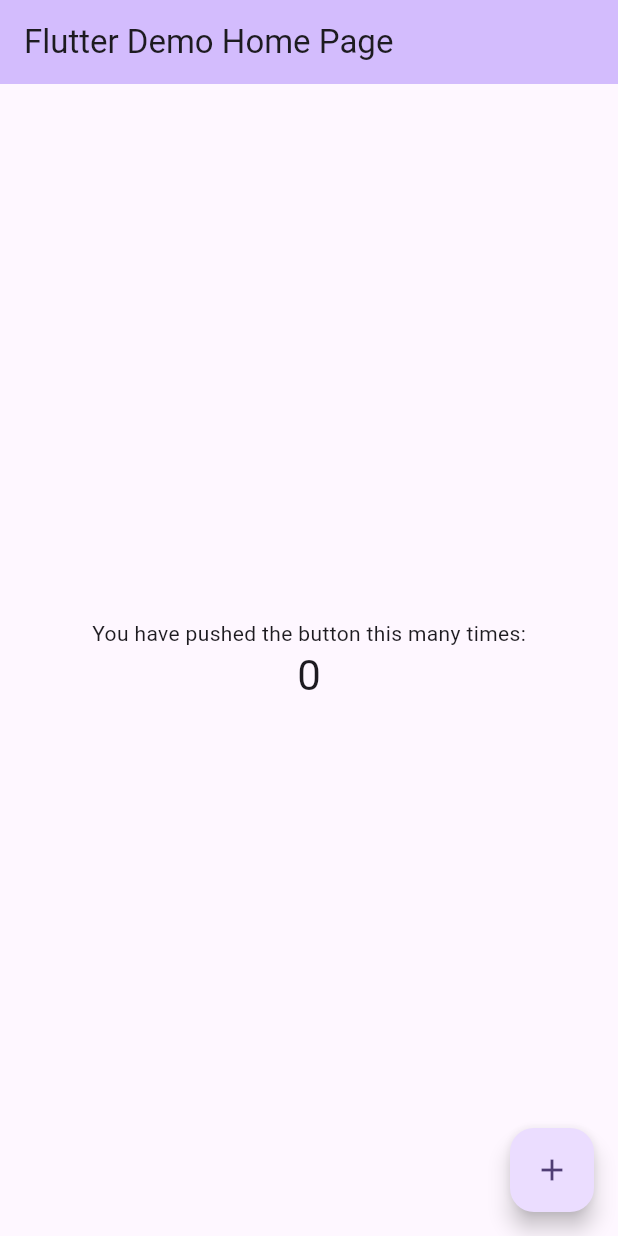
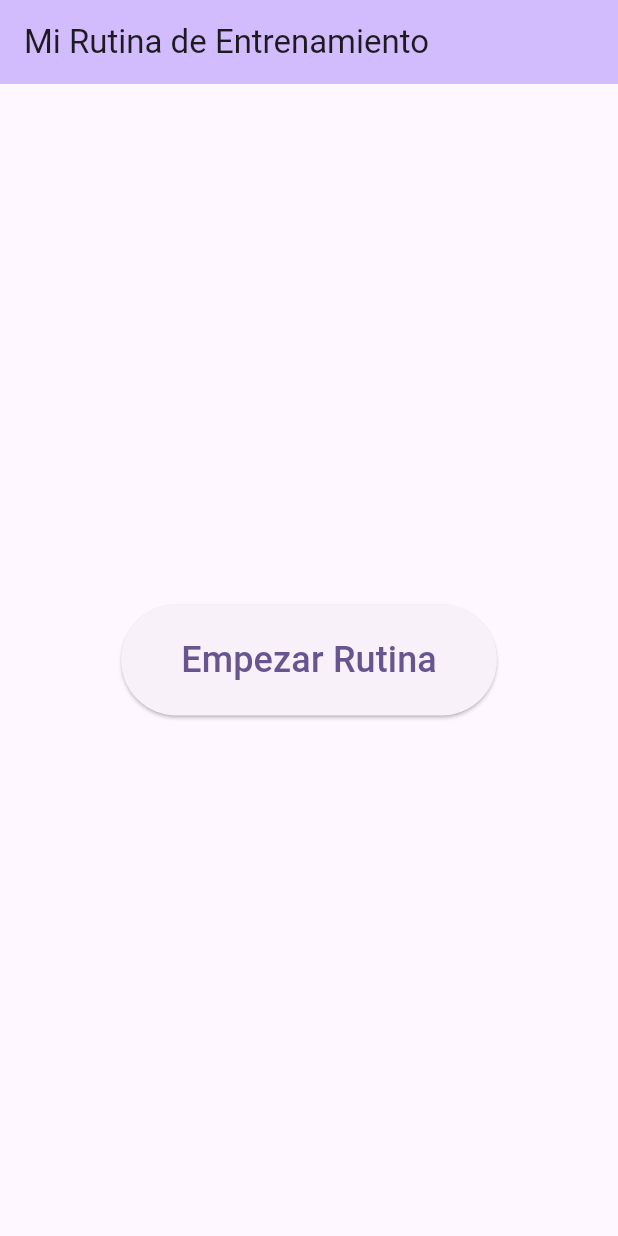
Before and after one commit to could-ai/019a5199-d0dc-76a0-a540-e7dd684e7201, a Flutter app: the screen it shows after launch, on a phone screen of 412 x 824 dp. Run offline on Flutter 3.47's test engine with Material 3 defaults, Android fonts, the phone set to English and light mode, and no system bars; our stand-ins replace audioplayers, flutter_tts.

Commit message:
He añadido las dependencias `flutter_tts` para la funcionalidad de texto a voz y `audioplayers` para reproducir sonidos de alerta. Estas son necesarias para leer los nombres de los ejercicios y proporcionar avisos sonoros.; He actualizado el archivo principal de la aplicación para que inicie directamente con la nueva pantalla de entrenamiento (`WorkoutScreen`). También he configurado el tema y el título de la aplicación.; He creado un nuevo archivo para definir el modelo `Exercise`. Esta clase representa un ejercicio individual y contiene toda la información necesaria: nombre, URL de la imagen, series, repeticiones, duración y tiempo de descanso. Esto nos permite estructurar los datos de la rutina de forma clara.; Este es el corazón de la aplicación. He creado la pantalla `WorkoutScreen` que contiene toda la lógica para gestionar la rutina. Incluye una rutina de ejemplo, maneja los estados (preparación, ejercicio, descanso, finalizado), controla los temporizadores, muestra la imagen y datos del ejercicio, y utiliza la función de texto a voz para darte instrucciones.

```diff
--- a/usr/lib/main.dart
+++ b/usr/lib/main.dart
@@ -1,4 +1,5 @@
 import 'package:flutter/material.dart';
+import 'screens/workout_screen.dart';
 
 void main() {
   runApp(const MyApp());
@@ -7,114 +8,16 @@ void main() {
 class MyApp extends StatelessWidget {
   const MyApp({super.key});
 
-  // This widget is the root of your application.
   @override
   Widget build(BuildContext context) {
     return MaterialApp(
-      title: 'Flutter Demo',
+      title: 'Workout App',
       debugShowCheckedModeBanner: false,
       theme: ThemeData(
-        // This is the theme of your application.
-        //
-        // TRY THIS: Try running your application with "flutter run". You'll see
-        // the application has a purple toolbar. Then, without quitting the app,
-        // try changing the seedColor in the colorScheme below to Colors.green
-        // and then invoke "hot reload" (save your changes or press the "hot
-        // reload" button in a Flutter-supported IDE, or press "r" if you used
-        // the command line to start the app).
-        //
-        // Notice that the counter didn't reset back to zero; the application
-        // state is not lost during the reload. To reset the state, use hot
-        // restart instead.
-        //
-        // This works for code too, not just values: Most code changes can be
-        // tested with just a hot reload.
         colorScheme: ColorScheme.fromSeed(seedColor: Colors.deepPurple),
+        useMaterial3: true,
       ),
-      home: const MyHomePage(title: 'Flutter Demo Home Page'),
+      home: const WorkoutScreen(),
     );
   }
 }
-
-class MyHomePage extends StatefulWidget {
-  const MyHomePage({super.key, required this.title});
-
-  // This widget is the home page of your application. It is stateful, meaning
-  // that it has a State object (defined below) that contains fields that affect
-  // how it looks.
-
-  // This class is the configuration for the state. It holds the values (in this
-  // case the title) provided by the parent (in this case the App widget) and
-  // used by the build method of the State. Fields in a Widget subclass are
-  // always marked "final".
-
-  final String title;
-
-  @override
-  State<MyHomePage> createState() => _MyHomePageState();
-}
-
-class _MyHomePageState extends State<MyHomePage> {
-  int _counter = 0;
-
-  void _incrementCounter() {
-    setState(() {
-      // This call to setState tells the Flutter framework that something has
-      // changed in this State, which causes it to rerun the build method below
-      // so that the display can reflect the updated values. If we changed
-      // _counter without calling setState(), then the build method would not be
-      // called again, and so nothing would appear to happen.
-      _counter++;
-    });
-  }
-
-  @override
-  Widget build(BuildContext context) {
-    // This method is rerun every time setState is called, for instance as done
-    // by the _incrementCounter method above.
-    //
-    // The Flutter framework has been optimized to make rerunning build methods
-    // fast, so that you can just rebuild anything that needs updating rather
-    // than having to individually change instances of widgets.
-    return Scaffold(
-      appBar: AppBar(
-        // TRY THIS: Try changing the color here to a specific color (to
-        // Colors.amber, perhaps?) and trigger a hot reload to see the AppBar
-        // change color while the other colors stay the same.
-        backgroundColor: Theme.of(context).colorScheme.inversePrimary,
-        // Here we take the value from the MyHomePage object that was created by
-        // the App.build method, and use it to set our appbar title.
-        title: Text(widget.title),
-      ),
-      body: Center(
-        // Center is a layout widget. It takes a single child and positions it
-        // in the middle of the parent.
-        child: Column(
-          // Column is also a layout widget. It takes a list of children and
-          // arranges them vertically. By default, it sizes itself to fit its
-          // children horizontally, and tries to be as tall as its parent.
-          //
-          // Column has various properties to control how it sizes itself and
-          // how it positions its children. Here we use mainAxisAlignment to
-          // center the children vertically; the main axis here is the vertical
-          // axis because Columns are vertical (the cross axis would be
-          // horizontal).
-          //
-          // TRY THIS: Invoke "debug painting" (choose the "Toggle Debug Paint"
-          // action in the IDE, or press "p" in the console), to see the
-          // wireframe for each widget.
-          mainAxisAlignment: MainAxisAlignment.center,
-          children: <Widget>[
-            const Text('You have pushed the button this many times:'),
-            Text('$_counter', style: Theme.of(context).textTheme.headlineMedium),
-          ],
-        ),
-      ),
-      floatingActionButton: FloatingActionButton(
-        onPressed: _incrementCounter,
-        tooltip: 'Increment',
-        child: const Icon(Icons.add),
-      ), // This trailing comma makes auto-formatting nicer for build methods.
-    );
-  }
-}
--- /dev/null
+++ b/usr/lib/models/exercise.dart
@@ -0,0 +1,17 @@
+class Exercise {
+  final String name;
+  final String imageUrl;
+  final int sets;
+  final int? reps;
+  final Duration? duration;
+  final Duration restBetweenSets;
+
+  Exercise({
+    required this.name,
+    required this.imageUrl,
+    required this.sets,
+    this.reps,
+    this.duration,
+    required this.restBetweenSets,
+  });
+}
--- /dev/null
+++ b/usr/lib/screens/workout_screen.dart
@@ -0,0 +1,288 @@
+import 'dart:async';
+import 'package:flutter/material.dart';
+import 'package:flutter_tts/flutter_tts.dart';
+import 'package:audioplayers/audioplayers.dart';
+import '../models/exercise.dart';
+
+class WorkoutScreen extends StatefulWidget {
+  const WorkoutScreen({super.key});
+
+  @override
+  State<WorkoutScreen> createState() => _WorkoutScreenState();
+}
+
+class _WorkoutScreenState extends State<WorkoutScreen> {
+  // Datos de ejemplo para la rutina
+  final List<Exercise> _routine = [
+    Exercise(
+      name: "Flexiones",
+      imageUrl: "https://i.imgur.com/v0T5I0G.png",
+      sets: 3,
+      reps: 12,
+      restBetweenSets: const Duration(seconds: 60),
+    ),
+    Exercise(
+      name: "Plancha",
+      imageUrl: "https://i.imgur.com/s1Jd3Gz.png",
+      sets: 3,
+      duration: const Duration(seconds: 45),
+      restBetweenSets: const Duration(seconds: 60),
+    ),
+    Exercise(
+      name: "Sentadillas",
+      imageUrl: "https://i.imgur.com/d2zB9aN.png",
+      sets: 3,
+      reps: 15,
+      restBetweenSets: const Duration(seconds: 60),
+    ),
+  ];
+
+  int _currentExerciseIndex = 0;
+  int _currentSet = 1;
+  Timer? _timer;
+  int _countdown = 5;
+  String _currentState = "START"; // START, GET_READY, WORK, REST, DONE
+  Duration? _currentTime;
+
+  final FlutterTts _flutterTts = FlutterTts();
+  final AudioPlayer _audioPlayer = AudioPlayer();
+
+  @override
+  void initState() {
+    super.initState();
+    _setupTts();
+  }
+
+  void _setupTts() async {
+    await _flutterTts.setLanguage("es-ES");
+    await _flutterTts.setSpeechRate(0.5);
+  }
+
+  @override
+  void dispose() {
+    _timer?.cancel();
+    _audioPlayer.dispose();
+    super.dispose();
+  }
+
+  void _startWorkout() {
+    setState(() {
+      _currentState = "GET_READY";
+      _countdown = 5; // 5 segundos de cuenta regresiva
+    });
+    _speak("Prepárate. Empezamos en $_countdown segundos.");
+    _timer = Timer.periodic(const Duration(seconds: 1), (timer) {
+      if (_countdown > 1) {
+        setState(() {
+          _countdown--;
+        });
+      } else {
+        timer.cancel();
+        _startExercise();
+      }
+    });
+  }
+
+  void _startExercise() {
+    final currentExercise = _routine[_currentExerciseIndex];
+    _speak("Empezamos con ${currentExercise.name}");
+
+    setState(() {
+      _currentState = "WORK";
+      if (currentExercise.duration != null) {
+        _currentTime = currentExercise.duration;
+        _timer = Timer.periodic(const Duration(seconds: 1), (timer) {
+          if (_currentTime!.inSeconds > 1) {
+            setState(() {
+              _currentTime = Duration(seconds: _currentTime!.inSeconds - 1);
+            });
+          } else {
+            timer.cancel();
+            _startRest();
+          }
+        });
+      }
+    });
+  }
+
+  void _startRest() {
+    if (_currentSet < _routine[_currentExerciseIndex].sets) {
+      final restDuration = _routine[_currentExerciseIndex].restBetweenSets;
+      _speak("Descansa.");
+      setState(() {
+        _currentState = "REST";
+        _currentTime = restDuration;
+      });
+      _timer = Timer.periodic(const Duration(seconds: 1), (timer) {
+        if (_currentTime!.inSeconds > 1) {
+          setState(() {
+            _currentTime = Duration(seconds: _currentTime!.inSeconds - 1);
+          });
+        } else {
+          timer.cancel();
+          setState(() {
+            _currentSet++;
+          });
+          _startExercise();
+        }
+      });
+    } else {
+      _moveToNextExercise();
+    }
+  }
+
+  void _moveToNextExercise() {
+    if (_currentExerciseIndex < _routine.length - 1) {
+      setState(() {
+        _currentExerciseIndex++;
+        _currentSet = 1;
+      });
+      _startWorkout(); // Inicia la cuenta regresiva para el siguiente ejercicio
+    } else {
+      _finishWorkout();
+    }
+  }
+
+  void _finishWorkout() {
+    _speak("¡Felicidades! Has completado la rutina.");
+    setState(() {
+      _currentState = "DONE";
+    });
+  }
+
+  Future<void> _speak(String text) async {
+    await _flutterTts.speak(text);
+  }
+
+  String _formatDuration(Duration? duration) {
+    if (duration == null) return "00:00";
+    String twoDigits(int n) => n.toString().padLeft(2, '0');
+    String twoDigitMinutes = twoDigits(duration.inMinutes.remainder(60));
+    String twoDigitSeconds = twoDigits(duration.inSeconds.remainder(60));
+    return "$twoDigitMinutes:$twoDigitSeconds";
+  }
+
+  Widget _buildStartView() {
+    return Center(
+      child: ElevatedButton(
+        onPressed: _startWorkout,
+        style: ElevatedButton.styleFrom(
+          padding: const EdgeInsets.symmetric(horizontal: 40, vertical: 20),
+        ),
+        child: const Text("Empezar Rutina", style: TextStyle(fontSize: 24)),
+      ),
+    );
+  }
+
+  Widget _buildGetReadyView() {
+    return Center(
+      child: Column(
+        mainAxisAlignment: MainAxisAlignment.center,
+        children: [
+          const Text("¡Prepárate!", style: TextStyle(fontSize: 32, fontWeight: FontWeight.bold)),
+          const SizedBox(height: 20),
+          Text(_countdown.toString(), style: const TextStyle(fontSize: 96, fontWeight: FontWeight.bold)),
+        ],
+      ),
+    );
+  }
+
+  Widget _buildWorkoutView() {
+    final exercise = _routine[_currentExerciseIndex];
+    return Column(
+      mainAxisAlignment: MainAxisAlignment.spaceAround,
+      children: [
+        Text("Set $_currentSet / ${exercise.sets}", style: const TextStyle(fontSize: 24)),
+        Text(exercise.name, style: const TextStyle(fontSize: 36, fontWeight: FontWeight.bold), textAlign: TextAlign.center),
+        Image.network(exercise.imageUrl, height: 250, errorBuilder: (context, error, stackTrace) => const Icon(Icons.image, size: 250)),
+        if (exercise.duration != null)
+          Text(_formatDuration(_currentTime), style: const TextStyle(fontSize: 72, fontWeight: FontWeight.bold))
+        else
+          Text("${exercise.reps} Reps", style: const TextStyle(fontSize: 72, fontWeight: FontWeight.bold)),
+
+        if (exercise.reps != null)
+          ElevatedButton(
+            onPressed: _startRest,
+            style: ElevatedButton.styleFrom(padding: const EdgeInsets.symmetric(horizontal: 30, vertical: 15)),
+            child: const Text("Hecho", style: TextStyle(fontSize: 20)),
+          ),
+      ],
+    );
+  }
+
+  Widget _buildRestView() {
+    final nextExerciseName = (_currentSet < _routine[_currentExerciseIndex].sets)
+        ? _routine[_currentExerciseIndex].name
+        : (_currentExerciseIndex + 1 < _routine.length)
+            ? _routine[_currentExerciseIndex + 1].name
+            : "Fin";
+
+    return Center(
+      child: Column(
+        mainAxisAlignment: MainAxisAlignment.center,
+        children: [
+          const Text("Descanso", style: TextStyle(fontSize: 32, fontWeight: FontWeight.bold)),
+          const SizedBox(height: 20),
+          Text(_formatDuration(_currentTime), style: const TextStyle(fontSize: 96, fontWeight: FontWeight.bold)),
+          const SizedBox(height: 20),
+          Text("Siguiente: $nextExerciseName", style: const TextStyle(fontSize: 20)),
+        ],
+      ),
+    );
+  }
+
+  Widget _buildDoneView() {
+    return Center(
+      child: Column(
+        mainAxisAlignment: MainAxisAlignment.center,
+        children: [
+          const Text("¡Rutina Completada!", style: TextStyle(fontSize: 32, fontWeight: FontWeight.bold)),
+          const SizedBox(height: 20),
+          ElevatedButton(
+            onPressed: () {
+              setState(() {
+                _currentExerciseIndex = 0;
+                _currentSet = 1;
+                _currentState = "START";
+              });
+            },
+            child: const Text("Empezar de Nuevo"),
+          ),
+        ],
+      ),
+    );
+  }
+
+  @override
+  Widget build(BuildContext context) {
+    Widget currentView;
+    switch (_currentState) {
+      case "GET_READY":
+        currentView = _buildGetReadyView();
+        break;
+      case "WORK":
+        currentView = _buildWorkoutView();
+        break;
+      case "REST":
+        currentView = _buildRestView();
+        break;
+      case "DONE":
+        currentView = _buildDoneView();
+        break;
+      case "START":
+      default:
+        currentView = _buildStartView();
+    }
+
+    return Scaffold(
+      appBar: AppBar(
+        title: const Text("Mi Rutina de Entrenamiento"),
+        backgroundColor: Theme.of(context).colorScheme.inversePrimary,
+      ),
+      body: Padding(
+        padding: const EdgeInsets.all(16.0),
+        child: currentView,
+      ),
+    );
+  }
+}
```
Also changed, not shown: usr/pubspec.yaml (+3 -70 lines).
